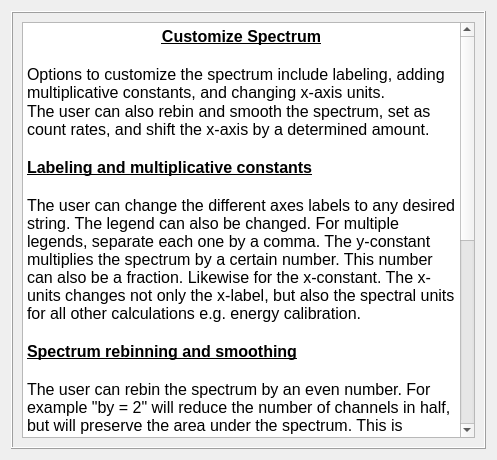
This is nasagamma/win_info_customize.ui in mauricioAyllon/NASA-gamma as Qt 5 draws it before an edit. The edited form follows.
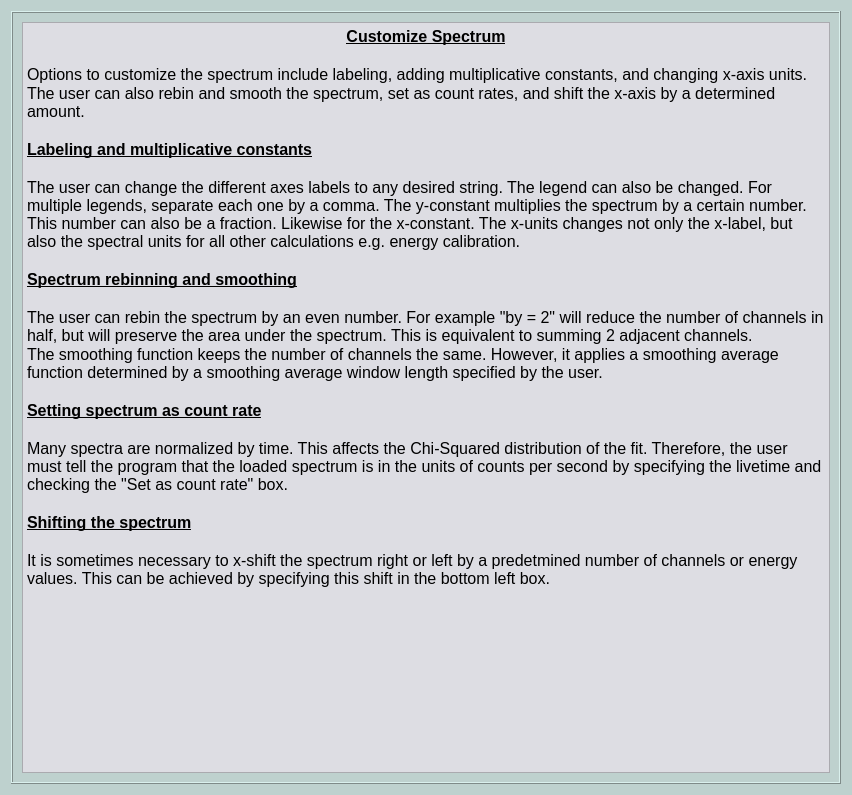
This is the edited form.

What changed in the file:
```diff
--- a/nasagamma/win_info_customize.ui
+++ b/nasagamma/win_info_customize.ui
@@ -6,13 +6,16 @@
    <rect>
     <x>0</x>
     <y>0</y>
-    <width>497</width>
-    <height>460</height>
+    <width>852</width>
+    <height>795</height>
    </rect>
   </property>
   <property name="windowTitle">
    <string>Dialog</string>
   </property>
+  <property name="styleSheet">
+   <string notr="true">background-color: rgb(190, 209, 206);</string>
+  </property>
   <layout class="QGridLayout" name="gridLayout">
    <item row="0" column="0">
     <widget class="QFrame" name="frame">
@@ -25,6 +28,9 @@
      <layout class="QGridLayout" name="gridLayout_2">
       <item row="0" column="0">
        <widget class="QTextBrowser" name="textBrowser">
+        <property name="styleSheet">
+         <string notr="true">background-color: rgb(221, 221, 227);</string>
+        </property>
         <property name="html">
          <string>&lt;!DOCTYPE HTML PUBLIC &quot;-//W3C//DTD HTML 4.0//EN&quot; &quot;http://www.w3.org/TR/REC-html40/strict.dtd&quot;&gt;
 &lt;html&gt;&lt;head&gt;&lt;meta name=&quot;qrichtext&quot; content=&quot;1&quot; /&gt;&lt;style type=&quot;text/css&quot;&gt;
```
